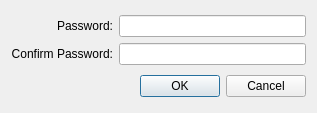
The window that NewPasswordDialog.ui (andrewrk/Secure-WordVault) describes before a commit, drawn with Qt 5.
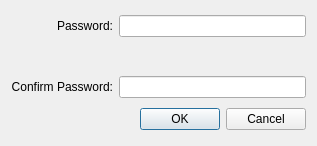
The same window after the commit. Custom widgets are drawn as their Qt base class.

Commit message: Password strength meter widget

The edit to the form file:
```diff
--- a/NewPasswordDialog.ui
+++ b/NewPasswordDialog.ui
@@ -7,7 +7,7 @@
     <x>0</x>
     <y>0</y>
     <width>317</width>
-    <height>113</height>
+    <height>146</height>
    </rect>
   </property>
   <property name="windowTitle">
@@ -26,7 +26,7 @@
        </property>
       </widget>
      </item>
-     <item row="1" column="0">
+     <item row="2" column="0">
       <widget class="QLabel" name="label_2">
        <property name="text">
         <string>Confirm Password:</string>
@@ -43,13 +43,39 @@
        </property>
       </widget>
      </item>
-     <item row="1" column="1">
+     <item row="2" column="1">
       <widget class="QLineEdit" name="txtConfirm">
        <property name="echoMode">
         <enum>QLineEdit::Password</enum>
        </property>
       </widget>
      </item>
+     <item row="1" column="0">
+      <widget class="QLabel" name="label_3">
+       <property name="text">
+        <string/>
+       </property>
+       <property name="alignment">
+        <set>Qt::AlignRight|Qt::AlignTrailing|Qt::AlignVCenter</set>
+       </property>
+      </widget>
+     </item>
+     <item row="1" column="1">
+      <widget class="PasswordStrengthWidget" name="strengthMeter" native="true">
+       <property name="sizePolicy">
+        <sizepolicy hsizetype="Expanding" vsizetype="Fixed">
+         <horstretch>0</horstretch>
+         <verstretch>0</verstretch>
+        </sizepolicy>
+       </property>
+       <property name="minimumSize">
+        <size>
+         <width>0</width>
+         <height>27</height>
+        </size>
+       </property>
+      </widget>
+     </item>
     </layout>
    </item>
    <item>
@@ -64,6 +90,14 @@
    </item>
   </layout>
  </widget>
+ <customwidgets>
+  <customwidget>
+   <class>PasswordStrengthWidget</class>
+   <extends>QWidget</extends>
+   <header>PasswordStrengthWidget.h</header>
+   <container>1</container>
+  </customwidget>
+ </customwidgets>
  <tabstops>
   <tabstop>txtPassword</tabstop>
   <tabstop>txtConfirm</tabstop>
```
The commit also changes 8 other files.
